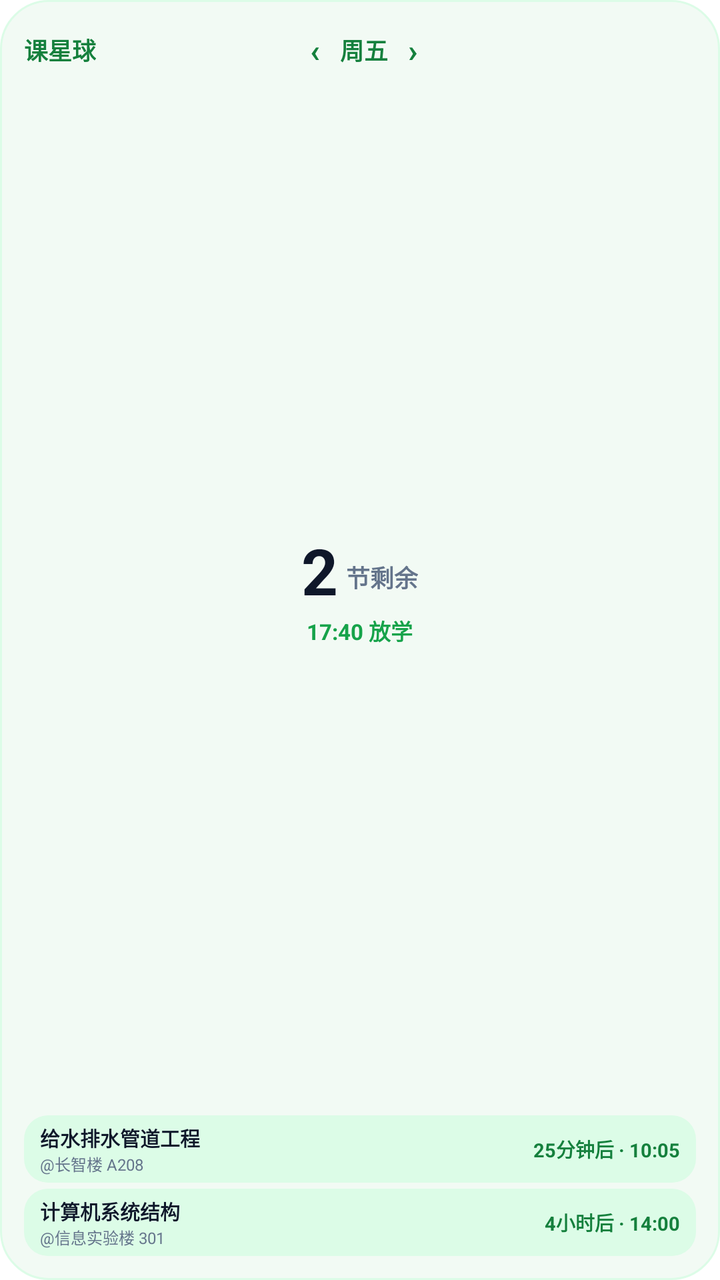
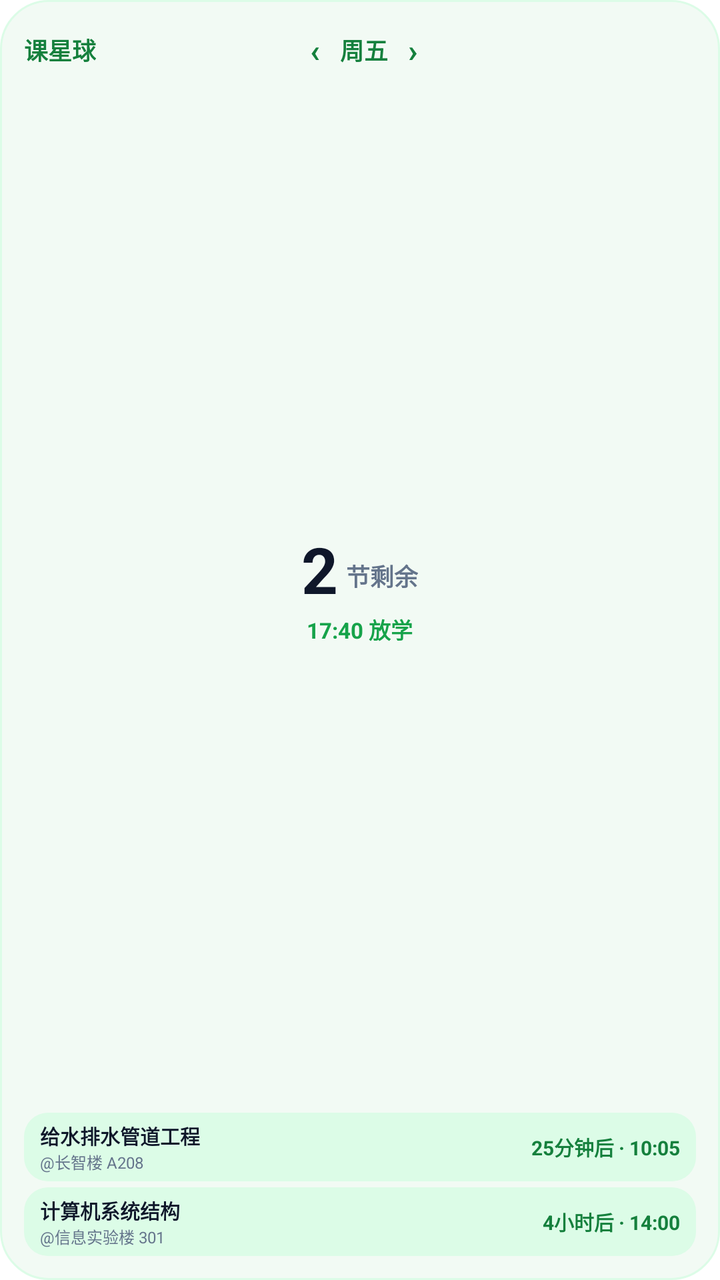

Before-and-after screenshots of an Android layout around one commit, followed by the original layout XML and the change that was made.
<!-- AndroidManifest.xml: application theme AppTheme -->
<!-- res/layout/widget_schedule_2x2.xml -->
<?xml version="1.0" encoding="utf-8"?>
<LinearLayout xmlns:android="http://schemas.android.com/apk/res/android"
    android:id="@+id/widget_root"
    android:layout_width="match_parent"
    android:layout_height="match_parent"
    android:orientation="vertical"
    android:background="@drawable/widget_bg"
    android:padding="12dp">

    
    <LinearLayout
        android:layout_width="match_parent"
        android:layout_height="wrap_content"
        android:orientation="horizontal"
        android:gravity="center_vertical">

        <TextView
            android:id="@+id/widget_title"
            android:layout_width="wrap_content"
            android:layout_height="wrap_content"
            android:text="课星球"
            android:textColor="#15803D"
            android:textSize="12sp"
            android:textStyle="bold" />

        <LinearLayout
            android:layout_width="0dp"
            android:layout_height="wrap_content"
            android:layout_weight="1"
            android:gravity="center"
            android:orientation="horizontal">

            <TextView
                android:id="@+id/widget_prev_day"
                android:layout_width="wrap_content"
                android:layout_height="wrap_content"
                android:paddingHorizontal="10dp"
                android:paddingVertical="2dp"
                android:text="‹"
                android:textColor="#15803D"
                android:textSize="16sp"
                android:textStyle="bold"
                android:clickable="true"
                android:focusable="true" />

            <TextView
                android:id="@+id/widget_day_text"
                android:layout_width="wrap_content"
                android:layout_height="wrap_content"
                android:text="周五"
                android:textColor="#15803D"
                android:textSize="12sp"
                android:textStyle="bold" />

            <TextView
                android:id="@+id/widget_next_day"
                android:layout_width="wrap_content"
                android:layout_height="wrap_content"
                android:paddingHorizontal="10dp"
                android:paddingVertical="2dp"
                android:text="›"
                android:textColor="#15803D"
                android:textSize="16sp"
                android:textStyle="bold"
                android:clickable="true"
                android:focusable="true" />
        </LinearLayout>

        
        <View
            android:layout_width="32dp"
            android:layout_height="1dp" />
    </LinearLayout>

    
    <FrameLayout
        android:layout_width="match_parent"
        android:layout_height="0dp"
        android:layout_weight="1"
        android:layout_marginVertical="2dp">

        
        <ImageView
            android:id="@+id/widget_arc_image"
            android:layout_width="match_parent"
            android:layout_height="match_parent"
            android:scaleType="fitCenter"
            android:contentDescription="分段弧线进度图" />

        
        <LinearLayout
            android:layout_width="match_parent"
            android:layout_height="match_parent"
            android:orientation="vertical"
            android:gravity="center"
            android:paddingBottom="4dp">

            
            <LinearLayout
                android:layout_width="wrap_content"
                android:layout_height="wrap_content"
                android:orientation="horizontal"
                android:gravity="bottom">

                <TextView
                    android:id="@+id/widget_count_number"
                    android:layout_width="wrap_content"
                    android:layout_height="wrap_content"
                    android:text="2"
                    android:textColor="#0F172A"
                    android:textSize="32sp"
                    android:textStyle="bold"
                    android:includeFontPadding="false" />

                <TextView
                    android:id="@+id/widget_count_unit"
                    android:layout_width="wrap_content"
                    android:layout_height="wrap_content"
                    android:layout_marginStart="4dp"
                    android:layout_marginBottom="4dp"
                    android:text="节剩余"
                    android:textColor="#64748B"
                    android:textSize="12sp"
                    android:textStyle="bold"
                    android:includeFontPadding="false" />
            </LinearLayout>

            
            <TextView
                android:id="@+id/widget_dismissal_time"
                android:layout_width="wrap_content"
                android:layout_height="wrap_content"
                android:layout_marginTop="2dp"
                android:paddingHorizontal="6dp"
                android:text="17:40 放学"
                android:textColor="#16A34A"
                android:textSize="11sp"
                android:textStyle="bold"
                android:singleLine="true"
                android:includeFontPadding="false" />
        </LinearLayout>
    </FrameLayout>

    
    <LinearLayout
        android:id="@+id/widget_courses_container"
        android:layout_width="match_parent"
        android:layout_height="wrap_content"
        android:orientation="vertical">

        
        <LinearLayout
            android:id="@+id/widget_course_1_row"
            android:layout_width="match_parent"
            android:layout_height="wrap_content"
            android:background="@drawable/widget_pill_bg"
            android:gravity="center_vertical"
            android:orientation="horizontal"
            android:paddingHorizontal="8dp"
            android:paddingVertical="3.5dp"
            android:layout_marginBottom="3dp">

            <LinearLayout
                android:layout_width="0dp"
                android:layout_height="wrap_content"
                android:layout_weight="1"
                android:orientation="vertical">

                <TextView
                    android:id="@+id/widget_c1_name"
                    android:layout_width="wrap_content"
                    android:layout_height="wrap_content"
                    android:text="给水排水管道工程"
                    android:textColor="#0F172A"
                    android:textSize="10sp"
                    android:textStyle="bold"
                    android:singleLine="true" />

                <TextView
                    android:id="@+id/widget_c1_location"
                    android:layout_width="wrap_content"
                    android:layout_height="wrap_content"
                    android:text="@长智楼 A208"
                    android:textColor="#64748B"
                    android:textSize="8sp"
                    android:singleLine="true" />
            </LinearLayout>

            <TextView
                android:id="@+id/widget_c1_time"
                android:layout_width="wrap_content"
                android:layout_height="wrap_content"
                android:text="25分钟后 · 10:05"
                android:textColor="#15803D"
                android:textSize="9.5sp"
                android:textStyle="bold" />
        </LinearLayout>

        
        <LinearLayout
            android:id="@+id/widget_course_2_row"
            android:layout_width="match_parent"
            android:layout_height="wrap_content"
            android:background="@drawable/widget_pill_bg"
            android:gravity="center_vertical"
            android:orientation="horizontal"
            android:paddingHorizontal="8dp"
            android:paddingVertical="3.5dp">

            <LinearLayout
                android:layout_width="0dp"
                android:layout_height="wrap_content"
                android:layout_weight="1"
                android:orientation="vertical">

                <TextView
                    android:id="@+id/widget_c2_name"
                    android:layout_width="wrap_content"
                    android:layout_height="wrap_content"
                    android:text="计算机系统结构"
                    android:textColor="#0F172A"
                    android:textSize="10sp"
                    android:textStyle="bold"
                    android:singleLine="true" />

                <TextView
                    android:id="@+id/widget_c2_location"
                    android:layout_width="wrap_content"
                    android:layout_height="wrap_content"
                    android:text="@信息实验楼 301"
                    android:textColor="#64748B"
                    android:textSize="8sp"
                    android:singleLine="true" />
            </LinearLayout>

            <TextView
                android:id="@+id/widget_c2_time"
                android:layout_width="wrap_content"
                android:layout_height="wrap_content"
                android:text="4小时后 · 14:00"
                android:textColor="#15803D"
                android:textSize="9.5sp"
                android:textStyle="bold" />
        </LinearLayout>

        
        <LinearLayout
            android:id="@+id/widget_course_empty_row"
            android:layout_width="match_parent"
            android:layout_height="wrap_content"
            android:background="@drawable/widget_pill_bg"
            android:gravity="center"
            android:orientation="horizontal"
            android:paddingHorizontal="8dp"
            android:paddingVertical="5dp"
            android:visibility="gone">

            <TextView
                android:id="@+id/widget_empty_text"
                android:layout_width="wrap_content"
                android:layout_height="wrap_content"
                android:text="今日课程已全部结束 ✨"
                android:textColor="#15803D"
                android:textSize="9.5sp"
                android:textStyle="bold" />
        </LinearLayout>
    </LinearLayout>

</LinearLayout>
<!-- resources referenced by this layout -->
<resources>
  <!-- drawable widget_bg (drawable) -->
  <?xml version="1.0" encoding="utf-8"?>
  <shape xmlns:android="http://schemas.android.com/apk/res/android"
      android:shape="rectangle">
      <corners android:radius="24dp" />
      <solid android:color="#F2FAF4" />
      <stroke android:width="1dp" android:color="#DCFCE7" />
  </shape>
  <!-- drawable widget_pill_bg (drawable) -->
  <?xml version="1.0" encoding="utf-8"?>
  <shape xmlns:android="http://schemas.android.com/apk/res/android"
      android:shape="rectangle">
      <corners android:radius="12dp" />
      <solid android:color="#DCFCE7" />
  </shape>
</resources>

<!-- the commit's change to res/layout/widget_schedule_2x2.xml (unified diff, before → after) -->
@@ -67,7 +67,7 @@
         </LinearLayout>
 
         
-        <View
+        <FrameLayout
             android:layout_width="32dp"
             android:layout_height="1dp" />
     </LinearLayout>
@@ -77,7 +77,8 @@
         android:layout_width="match_parent"
         android:layout_height="0dp"
         android:layout_weight="1"
-        android:layout_marginVertical="2dp">
+        android:layout_marginTop="2dp"
+        android:layout_marginBottom="2dp">
 
         
         <ImageView
@@ -136,7 +137,8 @@
                 android:textColor="#16A34A"
                 android:textSize="11sp"
                 android:textStyle="bold"
-                android:singleLine="true"
+                android:maxLines="1"
+                android:ellipsize="end"
                 android:includeFontPadding="false" />
         </LinearLayout>
     </FrameLayout>
@@ -157,7 +159,7 @@
             android:gravity="center_vertical"
             android:orientation="horizontal"
             android:paddingHorizontal="8dp"
-            android:paddingVertical="3.5dp"
+            android:paddingVertical="4dp"
             android:layout_marginBottom="3dp">
 
             <LinearLayout
@@ -174,7 +176,8 @@
                     android:textColor="#0F172A"
                     android:textSize="10sp"
                     android:textStyle="bold"
-                    android:singleLine="true" />
+                    android:maxLines="1"
+                    android:ellipsize="end" />
 
                 <TextView
                     android:id="@+id/widget_c1_location"
@@ -183,7 +186,8 @@
                     android:text="@长智楼 A208"
                     android:textColor="#64748B"
                     android:textSize="8sp"
-                    android:singleLine="true" />
+                    android:maxLines="1"
+                    android:ellipsize="end" />
             </LinearLayout>
 
             <TextView
@@ -192,7 +196,7 @@
                 android:layout_height="wrap_content"
                 android:text="25分钟后 · 10:05"
                 android:textColor="#15803D"
-                android:textSize="9.5sp"
+                android:textSize="10sp"
                 android:textStyle="bold" />
         </LinearLayout>
 
@@ -205,7 +209,7 @@
             android:gravity="center_vertical"
             android:orientation="horizontal"
             android:paddingHorizontal="8dp"
-            android:paddingVertical="3.5dp">
+            android:paddingVertical="4dp">
 
             <LinearLayout
                 android:layout_width="0dp"
@@ -221,7 +225,8 @@
                     android:textColor="#0F172A"
                     android:textSize="10sp"
                     android:textStyle="bold"
-                    android:singleLine="true" />
+                    android:maxLines="1"
+                    android:ellipsize="end" />
 
                 <TextView
                     android:id="@+id/widget_c2_location"
@@ -230,7 +235,8 @@
                     android:text="@信息实验楼 301"
                     android:textColor="#64748B"
                     android:textSize="8sp"
-                    android:singleLine="true" />
+                    android:maxLines="1"
+                    android:ellipsize="end" />
             </LinearLayout>
 
             <TextView
@@ -239,7 +245,7 @@
                 android:layout_height="wrap_content"
                 android:text="4小时后 · 14:00"
                 android:textColor="#15803D"
-                android:textSize="9.5sp"
+                android:textSize="10sp"
                 android:textStyle="bold" />
         </LinearLayout>
 
@@ -261,7 +267,7 @@
                 android:layout_height="wrap_content"
                 android:text="今日课程已全部结束 ✨"
                 android:textColor="#15803D"
-                android:textSize="9.5sp"
+                android:textSize="10sp"
                 android:textStyle="bold" />
         </LinearLayout>
     </LinearLayout>
